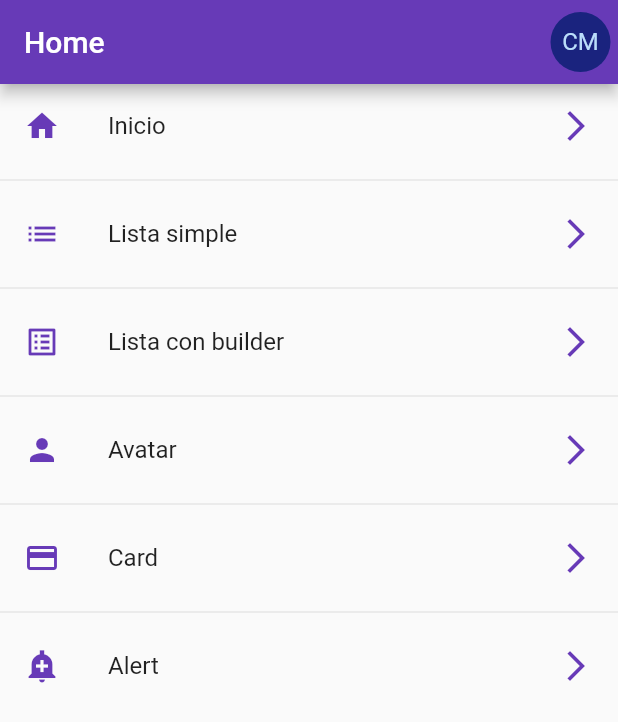
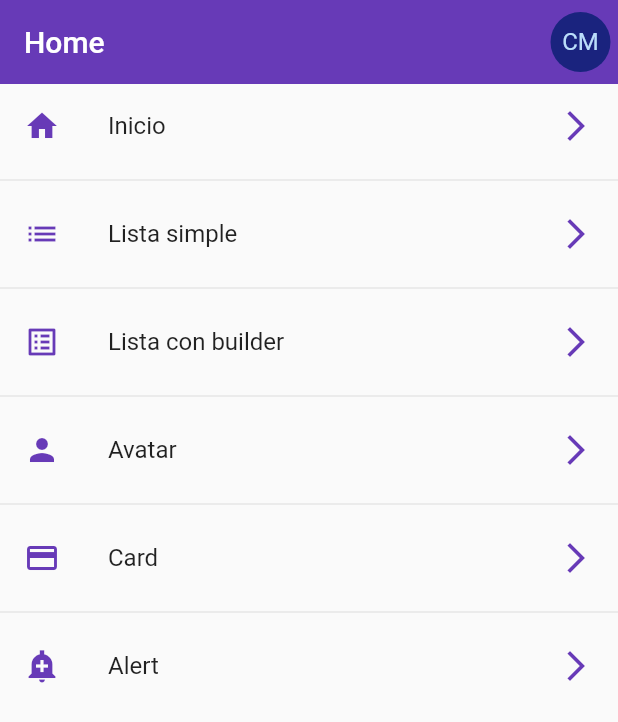
Before and after one commit to gersonA10/curso_flutter_cognos, a Flutter app: the screen it shows after launch, on a phone screen of 412 x 824 dp. Shown: the top 722 px of the screen. Run offline on Flutter 3.47's test engine with Material 2 defaults, Android fonts, the phone set to English and light mode, and no system bars.

Commit message:
Segundo Commit

```diff
--- a/lib/main.dart
+++ b/lib/main.dart
@@ -1,5 +1,6 @@
 import 'package:components_app/routes/app_routes.dart';
 import 'package:components_app/routes/app_routes.dart';
+import 'package:components_app/theme/theme_data.dart';
 import 'package:flutter/material.dart';
 
 void main() {
@@ -17,17 +18,7 @@ class MyApp extends StatelessWidget {
       initialRoute: AppRoutes.initialRoute,
       routes: AppRoutes.getAppRoutes(),
       onGenerateRoute: AppRoutes.onGenerateRoute,
-      theme: ThemeData.light().copyWith(
-        primaryColor: Colors.deepPurple,
-
-        // APPBAR THEME
-        appBarTheme: const AppBarTheme(
-          backgroundColor: Colors.deepPurple,
-        ),
-
-        // LISTTILE THEME
-        listTileTheme: const ListTileThemeData(iconColor: Colors.deepPurple),
-      ),
+      theme: AppTheme.themeDataLight,
     );
   }
 }
--- a/lib/theme/theme_data.dart
+++ b/lib/theme/theme_data.dart
@@ -1,5 +1,48 @@
 import 'package:flutter/material.dart';
 
 class AppTheme {
-  static const Color primary = Colors.blue;
+  static const Color primary = Colors.indigo;
+
+  static final ThemeData themeDataLight = ThemeData.light().copyWith(
+    primaryColor: Colors.deepPurple,
+
+    // APPBAR THEME
+    appBarTheme: const AppBarTheme(
+      backgroundColor: Colors.deepPurple,
+      elevation: 0,
+    ),
+
+    // LISTTILE THEME
+    listTileTheme: const ListTileThemeData(
+      iconColor: Colors.deepPurple,
+    ),
+
+    //ELECATED BUTTON THEME
+    elevatedButtonTheme: ElevatedButtonThemeData(
+      style: ElevatedButton.styleFrom(
+        backgroundColor: AppTheme.primary,
+        shape: StadiumBorder(),
+      ),
+    ),
+
+    //FLOATING ACTION BUTTON
+    floatingActionButtonTheme: const FloatingActionButtonThemeData(
+      backgroundColor: AppTheme.primary,
+    ),
+  );
+
+  static final ThemeData themeDataDark = ThemeData.dark().copyWith(
+    primaryColor: Colors.black,
+
+    // APPBAR THEME
+    appBarTheme: const AppBarTheme(
+      backgroundColor: Colors.red,
+      elevation: 0,
+    ),
+
+    // LISTTILE THEME
+    listTileTheme: const ListTileThemeData(
+      iconColor: Colors.red,
+    ),
+  );
 }
```
Also changed, not shown: lib/screens/alert_screen.dart (+82 -1 lines).
